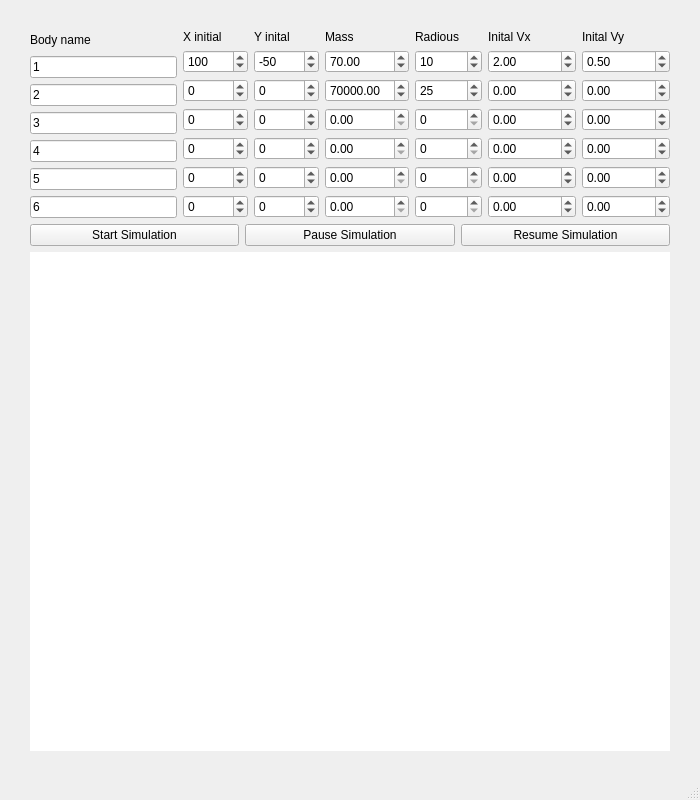
Above: mainwindow.ui from juanvergara3/Lab6_Info_2_UdeA before the change. Below: the same form after it.
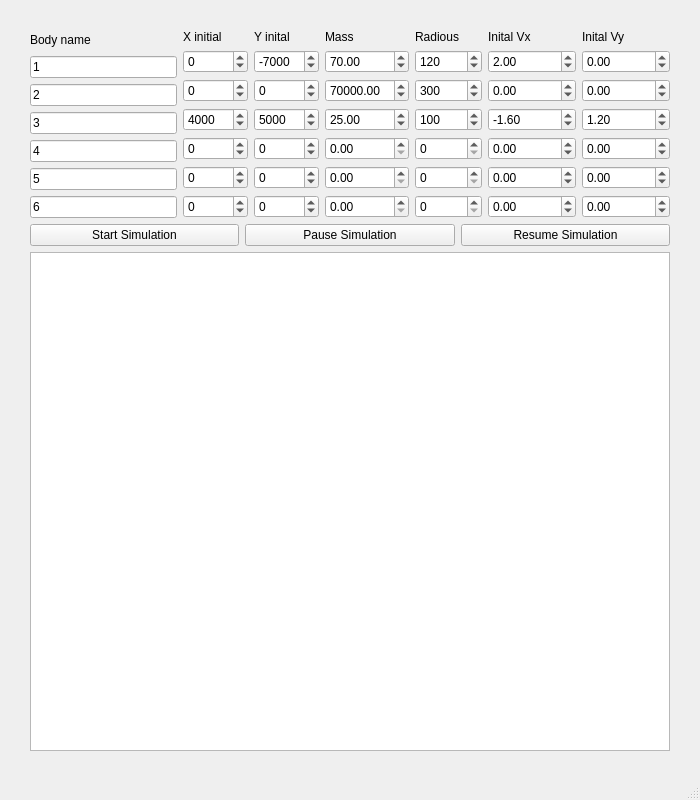
That is the form after the change.

Diff of the .ui file:
```diff
--- a/mainwindow.ui
+++ b/mainwindow.ui
@@ -103,7 +103,7 @@
             <number>99999</number>
            </property>
            <property name="value">
-            <number>100</number>
+            <number>0</number>
            </property>
           </widget>
          </item>
@@ -125,6 +125,9 @@
            <property name="maximum">
             <number>99999</number>
            </property>
+           <property name="value">
+            <number>4000</number>
+           </property>
           </widget>
          </item>
          <item>
@@ -177,7 +180,7 @@
             <number>99999</number>
            </property>
            <property name="value">
-            <number>-50</number>
+            <number>-7000</number>
            </property>
           </widget>
          </item>
@@ -199,6 +202,9 @@
            <property name="maximum">
             <number>99999</number>
            </property>
+           <property name="value">
+            <number>5000</number>
+           </property>
           </widget>
          </item>
          <item>
@@ -268,7 +274,7 @@
             <double>999999.989999999990687</double>
            </property>
            <property name="value">
-            <double>0.000000000000000</double>
+            <double>25.000000000000000</double>
            </property>
           </widget>
          </item>
@@ -310,7 +316,7 @@
             <number>99999999</number>
            </property>
            <property name="value">
-            <number>10</number>
+            <number>120</number>
            </property>
           </widget>
          </item>
@@ -320,7 +326,10 @@
             <number>99999999</number>
            </property>
            <property name="value">
-            <number>25</number>
+            <number>300</number>
+           </property>
+           <property name="displayIntegerBase">
+            <number>10</number>
            </property>
           </widget>
          </item>
@@ -330,7 +339,7 @@
             <number>99999999</number>
            </property>
            <property name="value">
-            <number>0</number>
+            <number>100</number>
            </property>
           </widget>
          </item>
@@ -401,7 +410,7 @@
             <double>999999.989999999990687</double>
            </property>
            <property name="value">
-            <double>0.000000000000000</double>
+            <double>-1.600000000000000</double>
            </property>
           </widget>
          </item>
@@ -464,7 +473,7 @@
             <double>999999.989999999990687</double>
            </property>
            <property name="value">
-            <double>0.500000000000000</double>
+            <double>0.000000000000000</double>
            </property>
           </widget>
          </item>
@@ -490,7 +499,7 @@
             <double>999999.989999999990687</double>
            </property>
            <property name="value">
-            <double>0.000000000000000</double>
+            <double>1.200000000000000</double>
            </property>
           </widget>
          </item>
@@ -563,17 +572,7 @@
       </layout>
      </item>
      <item>
-      <widget class="QGraphicsView" name="graphicsView">
-       <property name="frameShape">
-        <enum>QFrame::NoFrame</enum>
-       </property>
-       <property name="verticalScrollBarPolicy">
-        <enum>Qt::ScrollBarAlwaysOff</enum>
-       </property>
-       <property name="horizontalScrollBarPolicy">
-        <enum>Qt::ScrollBarAlwaysOff</enum>
-       </property>
-      </widget>
+      <widget class="QGraphicsView" name="graphicsView"/>
      </item>
     </layout>
    </widget>
```
Left out of the diff: 3 changed lines with no effect on the pictures.
